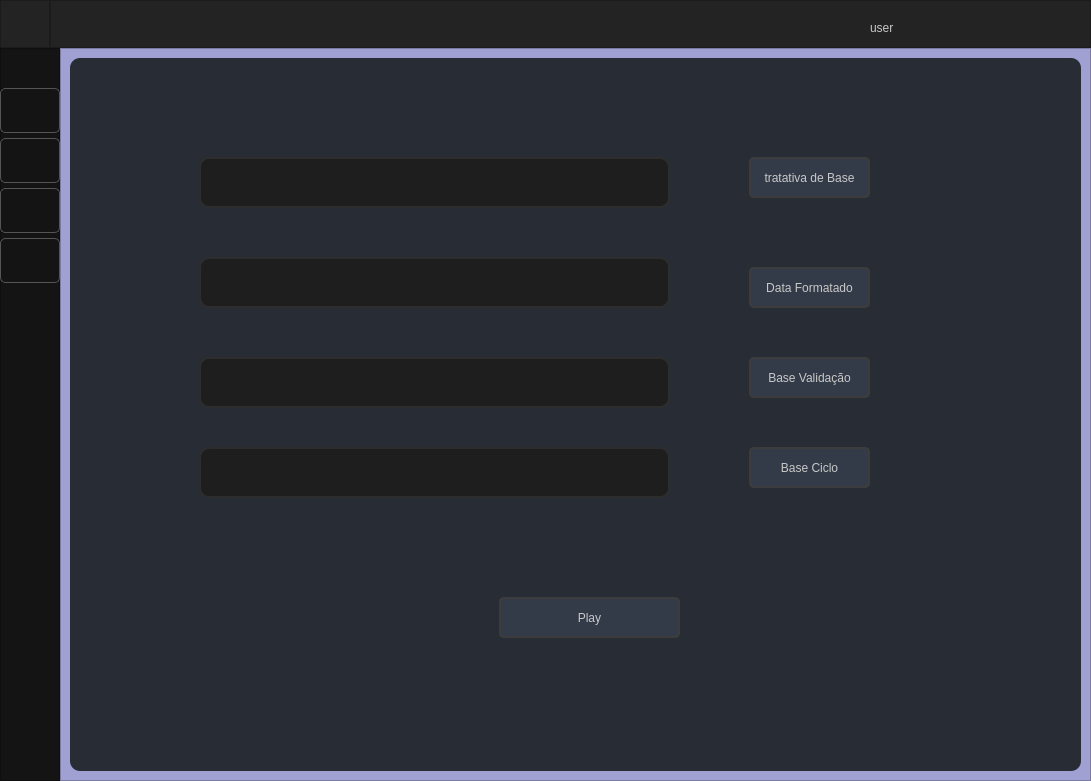
First picture: the form in views/tela_contener.ui, repository FelipeDeAraujoChagas/Ciclo3P-CRL, before the edit.
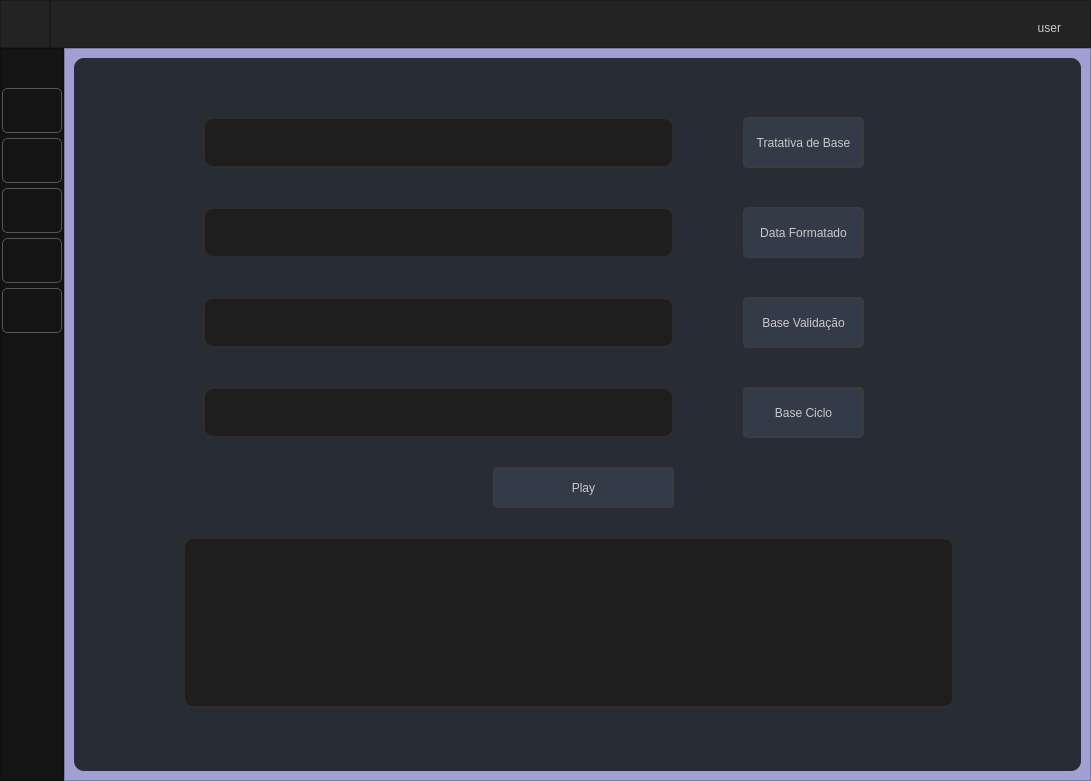
Second picture: the form after the edit. Icons and pictures are not drawn.

Diff of the .ui file:
```diff
--- a/views/tela_contener.ui
+++ b/views/tela_contener.ui
@@ -165,6 +165,9 @@
           <property name="text">
            <string>user</string>
           </property>
+          <property name="alignment">
+           <set>Qt::AlignRight|Qt::AlignTrailing|Qt::AlignVCenter</set>
+          </property>
          </widget>
         </widget>
        </item>
@@ -202,13 +205,13 @@
         <widget class="QFrame" name="left_menu">
          <property name="minimumSize">
           <size>
-           <width>60</width>
+           <width>64</width>
            <height>0</height>
           </size>
          </property>
          <property name="maximumSize">
           <size>
-           <width>60</width>
+           <width>64</width>
            <height>16777215</height>
           </size>
          </property>
@@ -245,7 +248,7 @@
          <widget class="QFrame" name="frame_4">
           <property name="geometry">
            <rect>
-            <x>0</x>
+            <x>2</x>
             <y>40</y>
             <width>60</width>
             <height>45</height>
@@ -287,7 +290,7 @@
          <widget class="QFrame" name="frame_5">
           <property name="geometry">
            <rect>
-            <x>0</x>
+            <x>2</x>
             <y>90</y>
             <width>60</width>
             <height>45</height>
@@ -320,8 +323,8 @@
          <widget class="QFrame" name="frame_6">
           <property name="geometry">
            <rect>
-            <x>0</x>
-            <y>190</y>
+            <x>2</x>
+            <y>240</y>
             <width>60</width>
             <height>45</height>
            </rect>
@@ -353,7 +356,7 @@
          <widget class="QFrame" name="frame_8">
           <property name="geometry">
            <rect>
-            <x>0</x>
+            <x>2</x>
             <y>140</y>
             <width>60</width>
             <height>45</height>
@@ -379,7 +382,40 @@
            </property>
            <property name="icon">
             <iconset resource="../../AreaTeste/testeTelasPython/file_contener_rc.qrc">
-             <normaloff>:/folder/cil-folder.png</normaloff>:/folder/cil-folder.png</iconset>
+             <normaloff>:/camadas/cil-layers.png</normaloff>:/camadas/cil-layers.png</iconset>
+           </property>
+          </widget>
+         </widget>
+         <widget class="QFrame" name="frame_9">
+          <property name="geometry">
+           <rect>
+            <x>2</x>
+            <y>190</y>
+            <width>60</width>
+            <height>45</height>
+           </rect>
+          </property>
+          <property name="frameShape">
+           <enum>QFrame::StyledPanel</enum>
+          </property>
+          <property name="frameShadow">
+           <enum>QFrame::Raised</enum>
+          </property>
+          <widget class="QPushButton" name="pushButton_Tarefa">
+           <property name="geometry">
+            <rect>
+             <x>0</x>
+             <y>0</y>
+             <width>60</width>
+             <height>45</height>
+            </rect>
+           </property>
+           <property name="text">
+            <string/>
+           </property>
+           <property name="icon">
+            <iconset resource="../../AreaTeste/testeTelasPython/file_contener_rc.qrc">
+             <normaloff>:/fogo/cil-fire.png</normaloff>:/fogo/cil-fire.png</iconset>
            </property>
           </widget>
          </widget>
@@ -418,18 +454,12 @@
              <item row="0" column="0">
               <widget class="QStackedWidget" name="stackedWidget">
                <property name="styleSheet">
-                <string notr="true">QTableView{
-	background-color: rgb(200, 200, 200);
-	color: rgb(20,20,20)
-	
-}
-
-QLineEdit{
+                <string notr="true">QLineEdit{
 	border: 2px solid rgb(45,45,45);
 	border-radiius: 3px;
 	padding: 15px;
 	background-color: rgb(30,30,30);
-	color: rgb(130,130,130);
+	color: rgb(177,177,177);
 }
 
 QLineEdit:hover{
@@ -438,9 +468,27 @@
 
 QLineEdit:focus {
 	border: 2px solid rgb(177, 209, 250);	
+	color: rgb(230,230,230);
+}
+
+QTextEdit{
+	border: 2px solid rgb(45,45,45);
+	border-radiius: 3px;
+	padding: 15px;
+	background-color: rgb(30,30,30);
+	color: rgb(230,230,230);
+}
+
+QTextEdit:hover{
+	border: 2px solid rgb(100, 100, 120);	
+}
+
+QLTextEdit:focus {
+	border: 2px solid rgb(177, 209, 250);	
 	color: rgb(200,200,200);
 }
 
+
 QPushButton{
 	background-color: rgb(52, 59, 72);
 	border: 2px solid rgb(60,60,60);
@@ -457,17 +505,18 @@
 	border: 2px solid rgb(177, 185, 249);
 	color: rgb(0, 0, 127);	
 }
+
 </string>
                </property>
                <property name="currentIndex">
-                <number>1</number>
+                <number>2</number>
                </property>
                <widget class="QWidget" name="page_Home">
                 <widget class="QFrame" name="frame_7">
                  <property name="geometry">
                   <rect>
-                   <x>300</x>
-                   <y>50</y>
+                   <x>330</x>
+                   <y>140</y>
                    <width>301</width>
                    <height>221</height>
                   </rect>
@@ -499,12 +548,50 @@
                  </widget>
                 </widget>
                </widget>
+               <widget class="QWidget" name="page_Divisao_Tarefa">
+                <widget class="QTableView" name="tableView">
+                 <property name="geometry">
+                  <rect>
+                   <x>80</x>
+                   <y>90</y>
+                   <width>691</width>
+                   <height>481</height>
+                  </rect>
+                 </property>
+                </widget>
+                <widget class="QPushButton" name="pushButton">
+                 <property name="geometry">
+                  <rect>
+                   <x>820</x>
+                   <y>190</y>
+                   <width>93</width>
+                   <height>28</height>
+                  </rect>
+                 </property>
+                 <property name="text">
+                  <string>PushButton</string>
+                 </property>
+                </widget>
+                <widget class="QPushButton" name="pushButton_2">
+                 <property name="geometry">
+                  <rect>
+                   <x>820</x>
+                   <y>240</y>
+                   <width>93</width>
+                   <height>28</height>
+                  </rect>
+                 </property>
+                 <property name="text">
+                  <string>PushButton</string>
+                 </property>
+                </widget>
+               </widget>
                <widget class="QWidget" name="page_AreaImput">
                 <widget class="QLineEdit" name="lineEdit_1_tratativa">
                  <property name="geometry">
                   <rect>
                    <x>120</x>
-                   <y>90</y>
+                   <y>50</y>
                    <width>471</width>
                    <height>51</height>
                   </rect>
@@ -523,7 +610,7 @@
                  <property name="geometry">
                   <rect>
                    <x>120</x>
-                   <y>190</y>
+                   <y>140</y>
                    <width>471</width>
                    <height>51</height>
                   </rect>
@@ -542,7 +629,7 @@
                  <property name="geometry">
                   <rect>
                    <x>120</x>
-                   <y>290</y>
+                   <y>230</y>
                    <width>471</width>
                    <height>51</height>
                   </rect>
@@ -560,23 +647,23 @@
                 <widget class="QPushButton" name="pushButton_1_trattv_base">
                  <property name="geometry">
                   <rect>
-                   <x>670</x>
-                   <y>90</y>
+                   <x>660</x>
+                   <y>50</y>
                    <width>121</width>
-                   <height>41</height>
+                   <height>51</height>
                   </rect>
                  </property>
                  <property name="text">
-                  <string>tratativa de Base</string>
+                  <string>Tratativa de Base</string>
                  </property>
                 </widget>
                 <widget class="QPushButton" name="pushButton_2_DataFormatado">
                  <property name="geometry">
                   <rect>
-                   <x>670</x>
-                   <y>200</y>
+                   <x>660</x>
+                   <y>140</y>
                    <width>121</width>
-                   <height>41</height>
+                   <height>51</height>
                   </rect>
                  </property>
                  <property name="text">
@@ -586,10 +673,10 @@
                 <widget class="QPushButton" name="pushButton_3_BaseValidacao">
                  <property name="geometry">
                   <rect>
-                   <x>670</x>
-                   <y>290</y>
+                   <x>660</x>
+                   <y>230</y>
                    <width>121</width>
-                   <height>41</height>
+                   <height>51</height>
                   </rect>
                  </property>
                  <property name="text">
@@ -599,8 +686,8 @@
                 <widget class="QPushButton" name="pushButton_PlayRotina">
                  <property name="geometry">
                   <rect>
-                   <x>420</x>
-                   <y>530</y>
+                   <x>410</x>
+                   <y>400</y>
                    <width>181</width>
                    <height>41</height>
                   </rect>
@@ -613,7 +700,7 @@
                  <property name="geometry">
                   <rect>
                    <x>120</x>
-                   <y>380</y>
+                   <y>320</y>
                    <width>471</width>
                    <height>51</height>
                   </rect>
@@ -631,16 +718,29 @@
                 <widget class="QPushButton" name="pushButton_4_Ciclo">
                  <property name="geometry">
                   <rect>
-                   <x>670</x>
-                   <y>380</y>
+                   <x>660</x>
+                   <y>320</y>
                    <width>121</width>
-                   <height>41</height>
+                   <height>51</height>
                   </rect>
                  </property>
                  <property name="text">
                   <string>Base Ciclo</string>
                  </property>
                 </widget>
+                <widget class="QTextEdit" name="textEdit">
+                 <property name="geometry">
+                  <rect>
+                   <x>100</x>
+                   <y>470</y>
+                   <width>771</width>
+                   <height>171</height>
+                  </rect>
+                 </property>
+                 <property name="readOnly">
+                  <bool>false</bool>
+                 </property>
+                </widget>
                </widget>
                <widget class="QWidget" name="page_User">
                 <widget class="QTableView" name="tableView_usuario">
@@ -648,12 +748,13 @@
                   <rect>
                    <x>160</x>
                    <y>110</y>
-                   <width>511</width>
-                   <height>291</height>
+                   <width>471</width>
+                   <height>401</height>
                   </rect>
                  </property>
                  <property name="styleSheet">
-                  <string notr="true"/>
+                  <string notr="true">QHeaderView{color: #2933F4;}
+</string>
                  </property>
                 </widget>
                 <widget class="QPushButton" name="pushButton_consultarUsuario">
@@ -831,8 +932,32 @@
                       <height>20</height>
                      </size>
                     </property>
+                    <property name="styleSheet">
+                     <string notr="true">QPushButton{
+	background-image: url(:/close image/icon_close.png);
+	border-raius: 5px;
+	margin: 0px 0px 0px 0px ;
+	background-position: center;	
+	background-color: rgb(70, 70, 70);
+	background-repeat: no-repeat;
+}
+
+QPushButton:hover{
+	background-color:rgb(40,40,40);
+	color: rgb(200, 200, 200);
+}
+QpushButton:pressed{
+	background-color: rgb(35,35,35);
+	color: rgb(200, 200, 200);
+}
+</string>
+                    </property>
                     <property name="text">
-                     <string>x</string>
+                     <string/>
+                    </property>
+                    <property name="icon">
+                     <iconset resource="../../AreaTeste/testeTelasPython/file_contener_rc.qrc">
+                      <normaloff>:/exit/icon_close.png</normaloff>:/exit/icon_close.png</iconset>
                     </property>
                    </widget>
                   </item>
@@ -909,7 +1034,7 @@
      <x>0</x>
      <y>0</y>
      <width>1091</width>
-     <height>26</height>
+     <height>21</height>
     </rect>
    </property>
   </widget>
```
